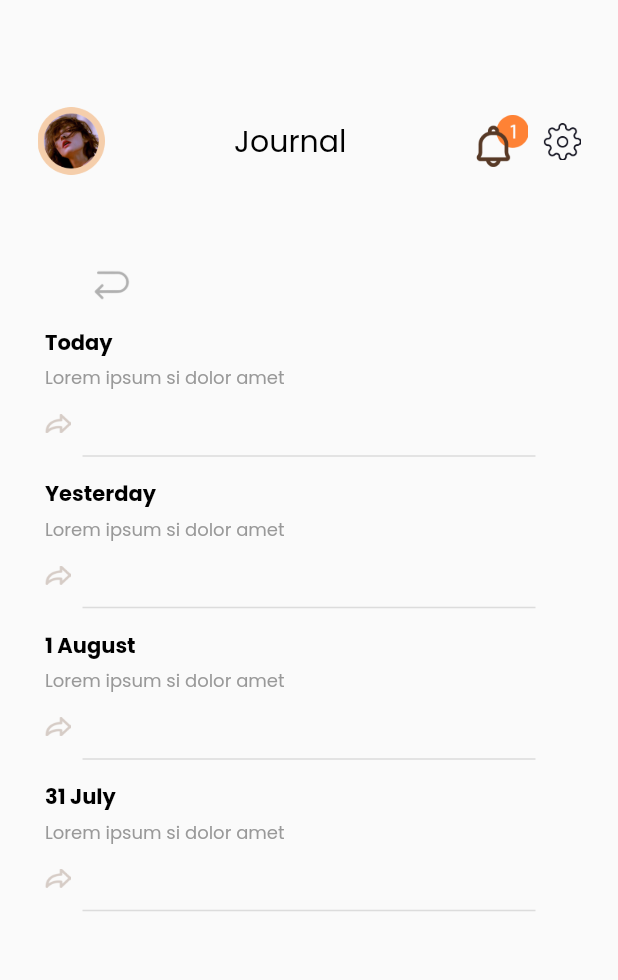
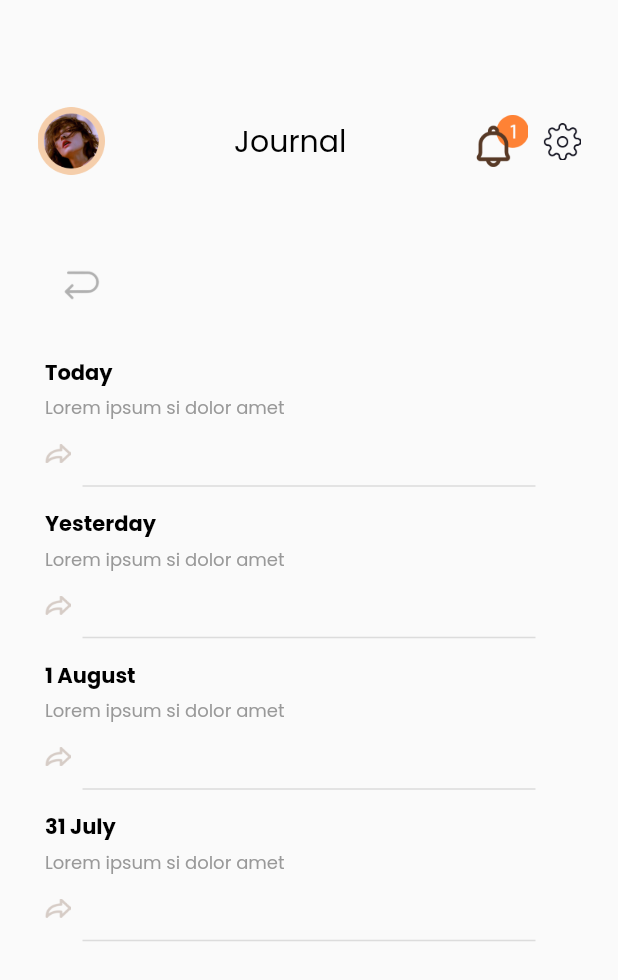
Before and after one commit to ibrahimmm999/Milestone02_K14, a Flutter app: the JournalPage screen opened directly, on a phone screen of 412 x 824 dp. Shown: the top 980 px of the screen. Run offline on Flutter 3.47's test engine with Material 2 defaults, Android fonts, the phone set to English and light mode, and no system bars; our stand-ins replace bloc, cloud_firestore, equatable, firebase_auth, firebase_core, flutter_bloc and 2 more; accounts and stored records are empty.

Commit message:
merge change_password_page to main, modified courses page, home page, journal detail page, journal page, settings page

```diff
--- a/src/lib/main.dart
+++ b/src/lib/main.dart
@@ -8,7 +8,6 @@ import 'package:milestone/ui/sign_in_page.dart';
 import 'package:milestone/ui/sign_up_page.dart';
 import 'package:milestone/ui/splash_page.dart';
 import 'package:milestone/ui/courses_page.dart';
-import 'package:milestone/ui/subcourses_page.dart';
 import 'package:milestone/ui/transition_page.dart';
 
 import 'cubit/auth_cubit.dart';
@@ -41,9 +40,6 @@ class MyApp extends StatelessWidget {
           '/settings-page': (context) => SettingsPage(),
           '/notifications-page': (context) => NotificationsPage(),
           '/courses-page': (context) => CoursesPage(),
-          '/subcourses-page': (context) => SubCoursesPage(),
-
-          //'/main': (context) => MainPage(),
         },
       ),
     );
--- a/src/lib/ui/courses_page.dart
+++ b/src/lib/ui/courses_page.dart
@@ -1,5 +1,6 @@
 import 'package:flutter/material.dart';
-import 'package:milestone/ui/subcourses_page.dart';
+import 'package:milestone/ui/sub_courses_page.dart';
+import 'package:milestone/ui/subcourses2_page.dart';
 
 class CoursesPage extends StatelessWidget {
   int _counter = 0;
--- a/src/lib/ui/home_page.dart
+++ b/src/lib/ui/home_page.dart
@@ -8,7 +8,6 @@ import 'package:milestone/ui/article_page.dart';
 import 'package:milestone/ui/courses_page.dart';
 import 'package:milestone/ui/hotline_page.dart';
 import 'package:milestone/ui/sign_in_page.dart';
-import 'package:milestone/ui/subcourses_page.dart';
 import 'package:milestone/widgets/content_card.dart';
 import 'package:milestone/widgets/custom_header.dart';
 import 'package:milestone/widgets/mood_card.dart';
--- a/src/lib/ui/journal_detail_page.dart
+++ b/src/lib/ui/journal_detail_page.dart
@@ -38,7 +38,7 @@ class JournalDetailPage extends StatelessWidget {
         child: Column(
           children: [
             Text(
-              'My Journal\n3rd of May 2022',
+              'My Journal',
               style:
                   blackTextStyle.copyWith(fontSize: 18, fontWeight: semiBold),
               textAlign: TextAlign.center,
--- a/src/lib/ui/journal_page.dart
+++ b/src/lib/ui/journal_page.dart
@@ -12,23 +12,17 @@ class Journals extends StatelessWidget {
 
   @override
   Widget build(BuildContext context) {
-    return GestureDetector(
-      onTap: () {
-        Navigator.push(context,
-            MaterialPageRoute(builder: (context) => JournalDetailPage()));
-      },
-      child: Container(
+    return Container(
         margin: EdgeInsets.symmetric(horizontal: 30),
         child: Column(
           crossAxisAlignment: CrossAxisAlignment.start,
           children: [
             Text(day,
-                  style:
-                      blackTextStyle.copyWith(fontSize: 14, fontWeight: bold)),
+                style: blackTextStyle.copyWith(fontSize: 14, fontWeight: bold)),
             SizedBox(height: 4),
             Text(content,
-                  style: greyTextStyle.copyWith(
-                      fontSize: 12, fontWeight: reguler)),
+                style:
+                    greyTextStyle.copyWith(fontSize: 12, fontWeight: reguler)),
             SizedBox(height: 15),
             Image.asset('assets/GoJournal.png', height: 13, width: 17),
             Divider(
@@ -38,8 +32,7 @@ class Journals extends StatelessWidget {
               thickness: 1,
             )
           ],
-          )),
-    );
+        ));
   }
 }
 
@@ -60,7 +53,7 @@ class JournalPage extends StatelessWidget {
           Navigator.pop(context);
         },
         child: Container(
-          margin: EdgeInsets.symmetric(horizontal: 30),
+          margin: EdgeInsets.only(left: 10, bottom: 20),
           child:
               Column(crossAxisAlignment: CrossAxisAlignment.start, children: [
             SizedBox(height: 8),
@@ -83,19 +76,52 @@ class JournalPage extends StatelessWidget {
     }
 
     Widget journal1() {
-      return Journals(day: 'Today', content: 'Lorem ipsum si dolor amet');
+      return GestureDetector(
+        onTap: () {
+          Navigator.push(context,
+              MaterialPageRoute(builder: (context) => JournalDetailPage()));
+        },
+        child: Container(
+            decoration: BoxDecoration(color: kTransparentColor),
+            child:
+                Journals(day: 'Today', content: 'Lorem ipsum si dolor amet')),
+      );
     }
 
     Widget journal2() {
-      return Journals(day: 'Yesterday', content: 'Lorem ipsum si dolor amet');
+      return GestureDetector(
+          onTap: () {
+            Navigator.push(context,
+                MaterialPageRoute(builder: (context) => JournalDetailPage()));
+          },
+          child: Container(
+              decoration: BoxDecoration(color: kTransparentColor),
+              child: Journals(
+                  day: 'Yesterday', content: 'Lorem ipsum si dolor amet')));
     }
 
     Widget journal3() {
-      return Journals(day: '1 August', content: 'Lorem ipsum si dolor amet');
+      return GestureDetector(
+          onTap: () {
+            Navigator.push(context,
+                MaterialPageRoute(builder: (context) => JournalDetailPage()));
+          },
+          child: Container(
+              decoration: BoxDecoration(color: kTransparentColor),
+              child: Journals(
+                  day: '1 August', content: 'Lorem ipsum si dolor amet')));
     }
 
     Widget journal4() {
-      return Journals(day: '31 July', content: 'Lorem ipsum si dolor amet');
+      return GestureDetector(
+          onTap: () {
+            Navigator.push(context,
+                MaterialPageRoute(builder: (context) => JournalDetailPage()));
+          },
+          child: Container(
+              decoration: BoxDecoration(color: kTransparentColor),
+              child: Journals(
+                  day: '31 July', content: 'Lorem ipsum si dolor amet')));
     }
 
     return Scaffold(
--- a/src/lib/ui/settings_page.dart
+++ b/src/lib/ui/settings_page.dart
@@ -1,6 +1,7 @@
 import 'package:flutter/material.dart';
 import 'package:flutter_bloc/flutter_bloc.dart';
 import 'package:milestone/ui/home_page.dart';
+import 'package:milestone/ui/change_password_page.dart';
 import 'package:milestone/ui/settings_detail_page.dart';
 import 'package:milestone/shared/theme.dart';
 import 'package:milestone/widgets/custom_appbar.dart';
@@ -117,7 +118,7 @@ class SettingsPage extends StatelessWidget {
                                 context,
                                 MaterialPageRoute(
                                     builder: (context) =>
-                                        SettingsDetailPage()));
+                                        ChangePasswordPage()));
                           },
                           imagefile: 'assets/passwordset.png',
                         ),
--- a/src/lib/ui/subcourses_page.dart
+++ b/src/lib/ui/subcourses2_page.dart
@@ -1,8 +1,8 @@
 import 'package:milestone/shared/theme.dart';
 import 'package:flutter/material.dart';
 
-class SubCoursesPage extends StatelessWidget {
-  const SubCoursesPage({Key? key}) : super(key: key);
+class SubCourses2Page extends StatelessWidget {
+  const SubCourses2Page({Key? key}) : super(key: key);
 
   @override
   Widget build(BuildContext context) {
```
Also changed, not shown: src/lib/cubit/mood_cubit.dart (added, +22 -0 lines), src/lib/cubit/mood_state.dart (added, +29 -0 lines), src/lib/models/moods_model.dart (added, +37 -0 lines), src/lib/services/mood_service.dart (added, +33 -0 lines), src/assets/subcourse1.png (added), src/assets/subcourse2.png (added), src/assets/subcourse3.png (added). Lines whose indentation alone changed are shown as unchanged.
